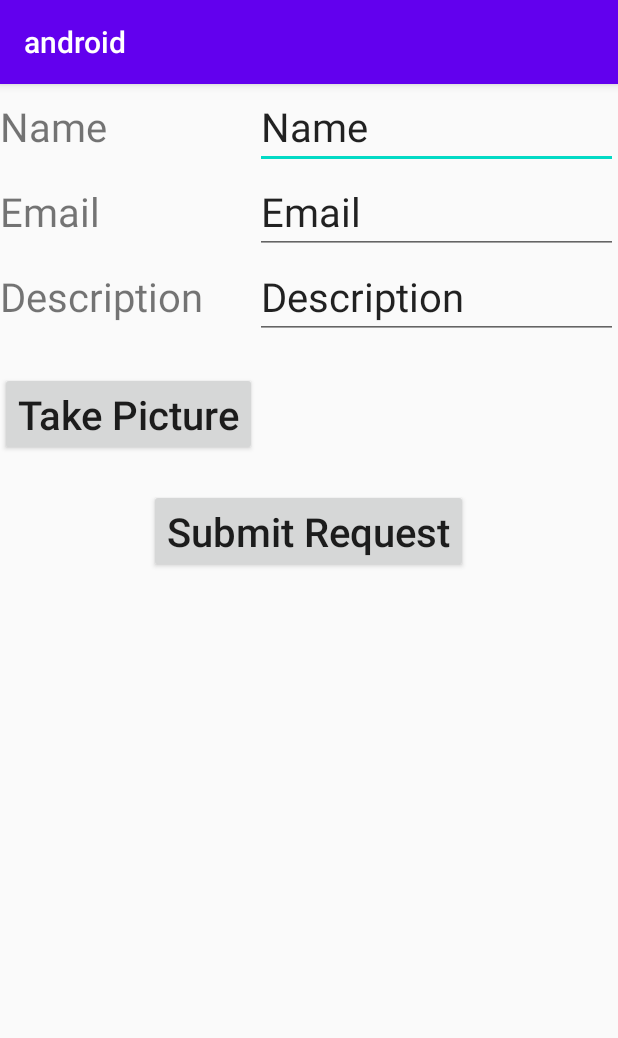
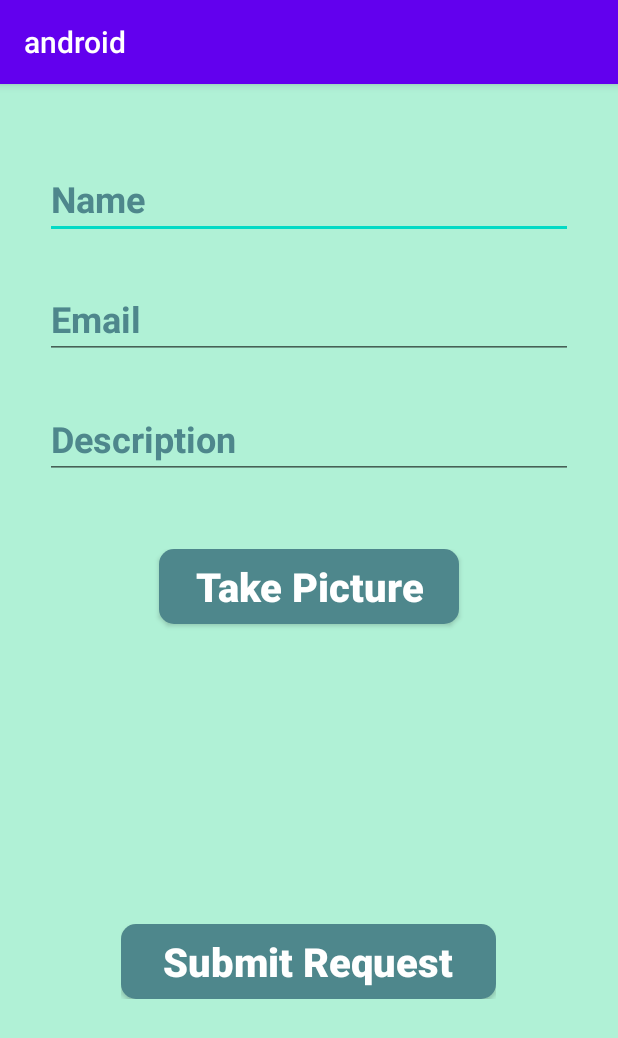
Before and after one commit to EricZimmermann/iSight, an Android app: the CreateTriageRequestActivity screen opened directly, with no data from a screen before it, on a phone screen of 412 x 824 dp. Shown: the top 1038 px of the screen. Run offline under Robolectric (Android 15) with nearby library versions, the light colour scheme and no system bars; our stand-ins replace Volley.

Commit message:
UI improvements

```diff
--- a/android/app/src/main/java/com/implementai/android/CreateTriageRequestActivity.java
+++ b/android/app/src/main/java/com/implementai/android/CreateTriageRequestActivity.java
@@ -27,9 +27,7 @@ import org.json.JSONObject;
 import java.io.ByteArrayOutputStream;
 import java.io.File;
 import java.io.IOException;
-import java.net.URI;
 import java.text.SimpleDateFormat;
-import java.util.Arrays;
 import java.util.Date;
 
 public class CreateTriageRequestActivity extends AppCompatActivity {
@@ -133,7 +131,7 @@ public class CreateTriageRequestActivity extends AppCompatActivity {
         final EditText eName = (EditText) findViewById(R.id.TriageFormName);
         String name = eName.getText().toString();
 
-        final EditText eEmail = (EditText) findViewById(R.id.TriageFormEmail);
+        final EditText eEmail = (EditText) findViewById(R.id.TriageFormName);
         String email = eEmail.getText().toString();
 
         final EditText eDescription = (EditText) findViewById(R.id.TriageFormDescription);
--- /dev/null
+++ b/android/app/src/main/res/drawable/custom_rounded_corners.xml
@@ -0,0 +1,7 @@
+<?xml version="1.0" encoding="utf-8"?>
+<shape xmlns:android="http://schemas.android.com/apk/res/android">
+    <solid
+        android:width="5dp"
+        android:color="#4E878C" />
+    <corners android:radius="10dp" />
+</shape>
--- a/android/app/src/main/res/layout/activity_create_triage_request.xml
+++ b/android/app/src/main/res/layout/activity_create_triage_request.xml
@@ -4,113 +4,119 @@
     xmlns:tools="http://schemas.android.com/tools"
     android:layout_width="match_parent"
     android:layout_height="match_parent"
+    android:background="#B0F1D6"
     android:orientation="vertical"
     tools:context=".CreateTriageRequestActivity">
 
 
-
-    <LinearLayout
-        android:layout_width="fill_parent"
-        android:layout_height="fill_parent"
-        android:orientation="vertical">
-
     <LinearLayout
         android:layout_width="match_parent"
-            android:layout_height="wrap_content"
-            android:layout_gravity="start"
-            android:orientation="horizontal">
-
-            <TextView
-                android:layout_width="170dp"
-                android:layout_height="wrap_content"
-                android:text="@string/text_name"
-                android:textSize="12pt"/>
+        android:layout_height="80dp"
+        android:layout_marginTop="50dp"
+        android:orientation="vertical">
 
         <EditText
             android:id="@+id/TriageFormName"
-                android:layout_width="fill_parent"
+            android:layout_width="match_parent"
             android:layout_height="wrap_content"
-                android:text="@string/form_request_name"
-                android:textSize="12pt"/>
+            android:layout_marginLeft="30dp"
+            android:layout_marginRight="30dp"
+            android:ems="10"
+            android:inputType="textPersonName"
+            android:selectAllOnFocus="false"
+            android:text="@string/text_name"
+            android:textColor="#4E878C"
+            android:textSize="24sp"
+            android:textStyle="bold"
+            android:typeface="normal" />
+
     </LinearLayout>
 
     <LinearLayout
         android:layout_width="match_parent"
-            android:layout_height="wrap_content"
-            android:layout_gravity="start"
-            android:orientation="horizontal">
-
-            <TextView
-                android:layout_width="170dp"
-                android:layout_height="wrap_content"
-                android:text="@string/text_email"
-                android:textSize="12pt"/>
+        android:layout_height="80dp"
+        android:orientation="vertical">
 
         <EditText
             android:id="@+id/TriageFormEmail"
-                android:layout_width="fill_parent"
-                android:layout_height="wrap_content"
-                android:text="@string/form_request_email"
-                android:textSize="12pt"/>
-        </LinearLayout>
-
-        <LinearLayout
             android:layout_width="match_parent"
             android:layout_height="wrap_content"
-            android:layout_gravity="start"
-            android:orientation="horizontal">
-
-            <TextView
-                android:layout_width="170dp"
-                android:layout_height="wrap_content"
-                android:text="@string/text_description"
-                android:textSize="12pt"/>
-
-            <EditText
-                android:id="@+id/TriageFormDescription"
-                android:layout_width="fill_parent"
-                android:layout_height="wrap_content"
-                android:text="@string/form_request_description"
-                android:textSize="12pt"/>
+            android:layout_marginLeft="30dp"
+            android:layout_marginRight="30dp"
+            android:ems="10"
+            android:inputType="textPersonName"
+            android:selectAllOnFocus="false"
+            android:text="@string/text_email"
+            android:textColor="#4E878C"
+            android:textSize="24sp"
+            android:textStyle="bold"
+            android:typeface="normal" />
     </LinearLayout>
 
     <LinearLayout
         android:layout_width="match_parent"
         android:layout_height="100dp"
-            android:orientation="horizontal">
+        android:orientation="vertical">
+
+        <EditText
+            android:id="@+id/TriageFormDescription"
+            android:layout_width="match_parent"
+            android:layout_height="wrap_content"
+            android:layout_marginLeft="30dp"
+            android:layout_marginRight="30dp"
+            android:ems="10"
+            android:inputType="textLongMessage|textMultiLine|textPersonName"
+            android:selectAllOnFocus="false"
+            android:text="@string/text_description"
+            android:textColor="#4E878C"
+            android:textSize="24sp"
+            android:textStyle="bold"
+            android:typeface="normal" />
+    </LinearLayout>
+
+    <LinearLayout
+        android:layout_width="match_parent"
+        android:layout_height="250dp"
+        android:orientation="vertical">
 
         <Button
-                android:layout_width="wrap_content"
-                android:layout_height="wrap_content"
+            android:layout_width="200dp"
+            android:layout_height="50dp"
+            android:layout_gravity="center_horizontal"
+            android:background="@drawable/custom_rounded_corners"
+            android:onClick="startImageCaptureActivity"
             android:text="@string/text_take_picture"
+            android:textAllCaps="false"
+            android:textColor="#FFFFFF"
             android:textSize="12pt"
-                android:textAllCaps="false"
-                android:layout_gravity="center_vertical"
-                android:onClick="startImageCaptureActivity"/>
+            android:textStyle="bold" />
 
         <ImageView
             android:id="@+id/TriageFormThumb"
-                android:layout_width="match_parent"
-                android:layout_height="match_parent"/>
+            android:layout_width="100dp"
+            android:layout_height="150dp"
+            android:layout_gravity="center_horizontal"
+            android:layout_marginTop="25dp" />
     </LinearLayout>
 
     <LinearLayout
         android:layout_width="wrap_content"
         android:layout_height="wrap_content"
-            android:layout_gravity="center_horizontal"
-            >
+        android:layout_gravity="center_horizontal">
 
         <Button
-                android:layout_width="wrap_content"
-                android:layout_height="wrap_content"
-
+            android:id="@+id/button3"
+            android:layout_width="250dp"
+            android:layout_height="50dp"
+            android:layout_gravity="center_horizontal"
+            android:layout_weight="1"
+            android:background="@drawable/custom_rounded_corners"
+            android:onClick="submitRequest"
             android:text="@string/text_submit_request"
+            android:textAllCaps="false"
+            android:textColor="#FFFFFF"
             android:textSize="12pt"
-                android:textAllCaps="false"
-                android:onClick="submitRequest"/>
-        </LinearLayout>
-
-
+            android:textStyle="bold" />
 
     </LinearLayout>
 
```
Also changed, not shown: android/app/src/main/res/layout/activity_main.xml (+19 -11 lines), android/app/src/main/res/layout/activity_manage_triage_requests.xml (+54 -32 lines). Lines whose indentation alone changed are shown as unchanged.
